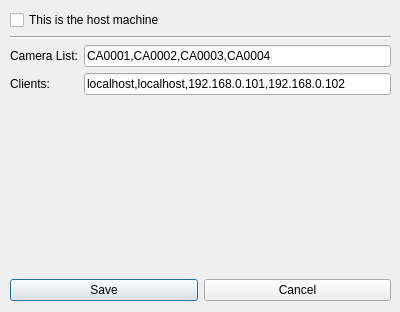
The window that SystemSetup.ui (mjmazur/RMSdashboard) describes before a commit, drawn with Qt 5.
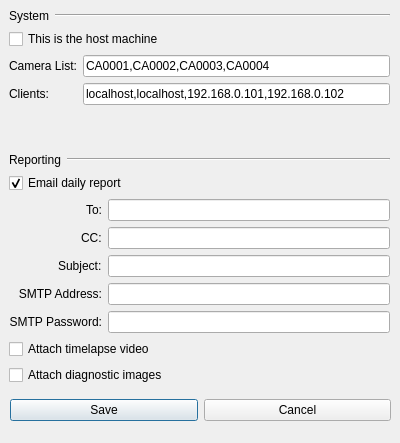
The same window after the commit.

Diff of the .ui file:
```diff
--- a/SystemSetup.ui
+++ b/SystemSetup.ui
@@ -7,22 +7,49 @@
     <x>0</x>
     <y>0</y>
     <width>400</width>
-    <height>312</height>
+    <height>443</height>
    </rect>
   </property>
   <property name="windowTitle">
    <string>System Setup</string>
   </property>
-  <widget class="QWidget" name="verticalLayoutWidget">
+  <property name="modal">
+   <bool>false</bool>
+  </property>
+  <widget class="QWidget" name="horizontalLayoutWidget">
    <property name="geometry">
     <rect>
-     <x>10</x>
-     <y>10</y>
+     <x>9</x>
+     <y>9</y>
      <width>381</width>
-     <height>251</height>
+     <height>376</height>
     </rect>
    </property>
-   <layout class="QVBoxLayout" name="verticalLayout">
+   <layout class="QVBoxLayout" name="verticalLayout_2">
+    <item>
+     <layout class="QHBoxLayout" name="horizontalLayout_3">
+      <item>
+       <widget class="QLabel" name="label_9">
+        <property name="text">
+         <string>System</string>
+        </property>
+       </widget>
+      </item>
+      <item>
+       <widget class="Line" name="line">
+        <property name="sizePolicy">
+         <sizepolicy hsizetype="Expanding" vsizetype="Fixed">
+          <horstretch>0</horstretch>
+          <verstretch>0</verstretch>
+         </sizepolicy>
+        </property>
+        <property name="orientation">
+         <enum>Qt::Horizontal</enum>
+        </property>
+       </widget>
+      </item>
+     </layout>
+    </item>
     <item>
      <widget class="QCheckBox" name="i_am_host_cbox">
       <property name="text">
@@ -31,16 +58,9 @@
      </widget>
     </item>
     <item>
-     <widget class="Line" name="line">
-      <property name="orientation">
-       <enum>Qt::Horizontal</enum>
-      </property>
-     </widget>
-    </item>
-    <item>
-     <layout class="QFormLayout" name="formLayout">
+     <layout class="QFormLayout" name="formLayout_2">
       <item row="1" column="0">
-       <widget class="QLabel" name="label">
+       <widget class="QLabel" name="label_6">
         <property name="text">
          <string>Camera List:</string>
         </property>
@@ -54,7 +74,7 @@
        </widget>
       </item>
       <item row="2" column="0">
-       <widget class="QLabel" name="label_2">
+       <widget class="QLabel" name="label_7">
         <property name="text">
          <string>Clients:</string>
         </property>
@@ -69,13 +89,145 @@
       </item>
      </layout>
     </item>
+    <item>
+     <layout class="QHBoxLayout" name="horizontalLayout_2">
+      <item>
+       <widget class="QLabel" name="label_8">
+        <property name="sizePolicy">
+         <sizepolicy hsizetype="Minimum" vsizetype="Preferred">
+          <horstretch>0</horstretch>
+          <verstretch>0</verstretch>
+         </sizepolicy>
+        </property>
+        <property name="minimumSize">
+         <size>
+          <width>0</width>
+          <height>0</height>
+         </size>
+        </property>
+        <property name="text">
+         <string>Reporting</string>
+        </property>
+       </widget>
+      </item>
+      <item>
+       <widget class="Line" name="line_2">
+        <property name="sizePolicy">
+         <sizepolicy hsizetype="Expanding" vsizetype="Fixed">
+          <horstretch>0</horstretch>
+          <verstretch>0</verstretch>
+         </sizepolicy>
+        </property>
+        <property name="orientation">
+         <enum>Qt::Horizontal</enum>
+        </property>
+       </widget>
+      </item>
+     </layout>
+    </item>
+    <item>
+     <widget class="QCheckBox" name="email_report_cbox">
+      <property name="text">
+       <string>Email daily report</string>
+      </property>
+      <property name="checked">
+       <bool>true</bool>
+      </property>
+     </widget>
+    </item>
+    <item>
+     <layout class="QFormLayout" name="formLayout">
+      <property name="labelAlignment">
+       <set>Qt::AlignRight|Qt::AlignTrailing|Qt::AlignVCenter</set>
+      </property>
+      <item row="1" column="0">
+       <widget class="QLabel" name="label">
+        <property name="sizePolicy">
+         <sizepolicy hsizetype="Preferred" vsizetype="Preferred">
+          <horstretch>0</horstretch>
+          <verstretch>0</verstretch>
+         </sizepolicy>
+        </property>
+        <property name="text">
+         <string>To:</string>
+        </property>
+        <property name="alignment">
+         <set>Qt::AlignRight|Qt::AlignTrailing|Qt::AlignVCenter</set>
+        </property>
+       </widget>
+      </item>
+      <item row="1" column="1">
+       <widget class="QLineEdit" name="email_to_edit"/>
+      </item>
+      <item row="2" column="0">
+       <widget class="QLabel" name="label_4">
+        <property name="text">
+         <string>CC:</string>
+        </property>
+       </widget>
+      </item>
+      <item row="2" column="1">
+       <widget class="QLineEdit" name="email_cc_edit"/>
+      </item>
+      <item row="3" column="0">
+       <widget class="QLabel" name="label_5">
+        <property name="text">
+         <string>Subject:</string>
+        </property>
+       </widget>
+      </item>
+      <item row="3" column="1">
+       <widget class="QLineEdit" name="email_subject_edit"/>
+      </item>
+      <item row="4" column="0">
+       <widget class="QLabel" name="label_2">
+        <property name="text">
+         <string>SMTP Address:</string>
+        </property>
+        <property name="alignment">
+         <set>Qt::AlignRight|Qt::AlignTrailing|Qt::AlignVCenter</set>
+        </property>
+       </widget>
+      </item>
+      <item row="4" column="1">
+       <widget class="QLineEdit" name="smtp_address_edit"/>
+      </item>
+      <item row="5" column="0">
+       <widget class="QLabel" name="label_3">
+        <property name="text">
+         <string>SMTP Password:</string>
+        </property>
+        <property name="alignment">
+         <set>Qt::AlignRight|Qt::AlignTrailing|Qt::AlignVCenter</set>
+        </property>
+       </widget>
+      </item>
+      <item row="5" column="1">
+       <widget class="QLineEdit" name="smtp_pass_edit"/>
+      </item>
+     </layout>
+    </item>
+    <item>
+     <widget class="QCheckBox" name="email_attach_video_cbox">
+      <property name="text">
+       <string>Attach timelapse video</string>
+      </property>
+     </widget>
+    </item>
+    <item>
+     <widget class="QCheckBox" name="email_attach_images_cbox">
+      <property name="text">
+       <string>Attach diagnostic images</string>
+      </property>
+     </widget>
+    </item>
    </layout>
   </widget>
-  <widget class="QWidget" name="horizontalLayoutWidget">
+  <widget class="QWidget" name="horizontalLayoutWidget_2">
    <property name="geometry">
     <rect>
      <x>10</x>
-     <y>270</y>
+     <y>390</y>
      <width>381</width>
      <height>41</height>
     </rect>
@@ -93,12 +245,6 @@
       <property name="text">
        <string>Cancel</string>
       </property>
-      <property name="default">
-       <bool>false</bool>
-      </property>
-      <property name="flat">
-       <bool>false</bool>
-      </property>
      </widget>
     </item>
    </layout>
```
Left out of the diff: 7 changed lines with no effect on the pictures.
